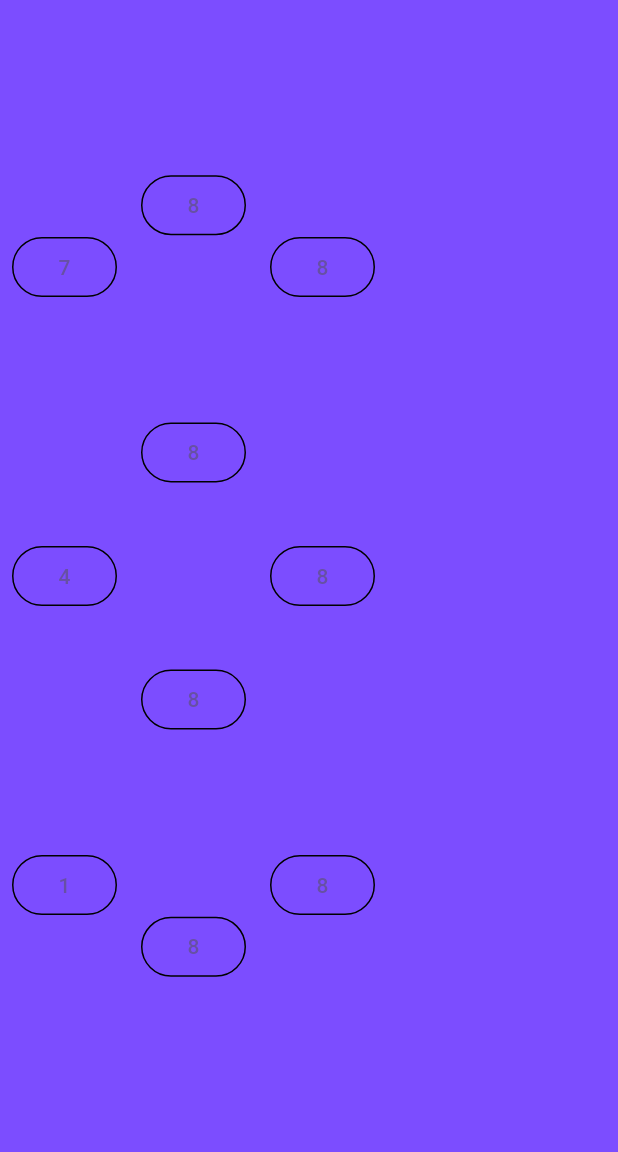
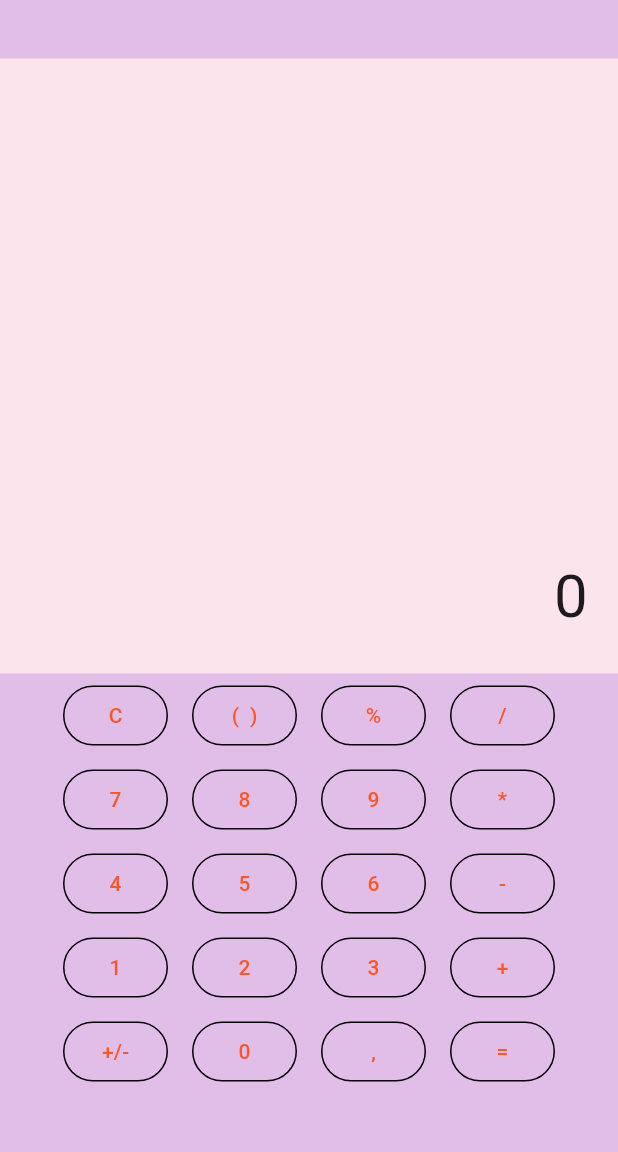
Before and after one commit to ebriONE/Calculator-app-v2, a Flutter app: the screen it shows after launch, on a phone screen of 412 x 824 dp, the part 84-1236 px from its top. Run offline on Flutter 3.47's test engine with Material 3 defaults, Android fonts, the phone set to English and light mode, and no system bars.

Commit message:
fourth commit

```diff
--- a/lib/main.dart
+++ b/lib/main.dart
@@ -1,183 +1,201 @@
 import 'package:flutter/material.dart';
 
 void main() {
-  runApp( MyApp());
+  runApp(const MyApp());
 }
 
-class MyApp extends StatelessWidget{
+class MyApp extends StatelessWidget {
+  const MyApp({Key? key});
+
   @override
-  Widget build(BuildContext context){
+  Widget build(BuildContext context) {
     return const MaterialApp(
       debugShowCheckedModeBanner: false,
       home: HomePage(),
     );
   }
-
 }
 
 class HomePage extends StatefulWidget {
-  const HomePage({super.key});
+  const HomePage({Key? key});
 
   @override
   State<HomePage> createState() => _MyAppState();
 }
 
 class _MyAppState extends State<HomePage> {
+
+  int valueOfTheNumber = 0;
+
   @override
-  Widget build(BuildContext context){
+  Widget build(BuildContext context) {
     return Scaffold(
       appBar: AppBar(
         title: const Text("Calculator"),
         centerTitle: false,
       ),
-        backgroundColor: Colors.deepPurpleAccent,
-        body:
+      backgroundColor: Colors.purple[100],
+      body: Column(
+        mainAxisAlignment: MainAxisAlignment.center,
+        children: [
+          SizedBox(
+            width: 450,
+            height: 410,
+            child: Padding(
+              padding: const EdgeInsets.all(0.0),
+              child: SizedBox(
+                width: 30,
+                child: Container(
+                  color: Colors.pink[50],
+                  child: Padding(
+                    padding: const EdgeInsets.fromLTRB(20.0,330.0,20.0,4.0),
+                    child: Text(
+                      "$valueOfTheNumber",
+                      textDirection: TextDirection.rtl,
+                      style: TextStyle(
+                        fontSize: 40.0
+                      ),
+                    ),
+                  ),
+                ),
+              ),
+            ),
+          ),
           Row(
+            mainAxisAlignment: MainAxisAlignment.center,
             children: [
-               Column(
-                 mainAxisAlignment: MainAxisAlignment.spaceEvenly,
-                 crossAxisAlignment: CrossAxisAlignment.start, children: [
-                   Padding(
+              buildButton("C", () {
+                setState(() {
+                  valueOfTheNumber = 0;
+                });
+              }),
+              buildButton("(  )", () {
+                //TODO add action
+              }),
+              buildButton("%", () {
+                //TODO add action
+              }),
+              buildButton("/", () {
+                //TODO add action
+              }),
+            ],
+          ),
+          Row(
+            mainAxisAlignment: MainAxisAlignment.center,
+            children: [
+              buildButton("7",() {
+                setState(() {
+                  valueOfTheNumber = 7;
+                });
+              }),
+              buildButton("8",() {
+                setState(() {
+                  valueOfTheNumber = 8;
+                });
+              }),
+              buildButton("9",() {
+                setState(() {
+                  valueOfTheNumber = 9;
+                });
+              }),
+              buildButton("*", () {
+                //TODO add action
+              }),
+            ],
+          ),
+          Row(
+            mainAxisAlignment: MainAxisAlignment.center,
+            children: [
+              buildButton("4",() {
+                setState(() {
+                  valueOfTheNumber = 4;
+                });
+              }),
+              buildButton("5",() {
+                setState(() {
+                  valueOfTheNumber = 5;
+                });
+              }),
+              buildButton("6",() {
+                setState(() {
+                  valueOfTheNumber = 6;
+                });
+              }),
+              buildButton("-", () {
+                //TODO add action
+              }),
+            ],
+          ),
+          Row(
+            mainAxisAlignment: MainAxisAlignment.center,
+            children: [
+              buildButton("1",() {
+                setState(() {
+                  valueOfTheNumber = 1;
+                });
+              }),
+              buildButton("2",() {
+                setState(() {
+                  valueOfTheNumber = 2;
+                });
+              }),
+              buildButton("3",() {
+                setState(() {
+                  valueOfTheNumber = 3;
+                });
+              }),
+              buildButton("+", () {
+                setState(() {
+                  //TODO add action
+                });
+              }),
+            ],
+          ),
+          Row(
+            mainAxisAlignment: MainAxisAlignment.center,
+            children: [
+              buildButton("+/-", () {
+                //TODO add action
+              }),
+              buildButton("0",() {
+                setState(() {
+                  valueOfTheNumber = 0;
+                });
+              }),
+              buildButton(",", () {
+                //TODO add action
+              }),
+              buildButton("=", () {
+                //TODO add action
+              }),
+            ],
+          ),
+          Row(
+            mainAxisAlignment: MainAxisAlignment.center,
+            children: [
+              //TODO add action
+            ],
+          )
+        ],
+      ),
+    );
+  }
+
+  Widget buildButton(String buttonText, VoidCallback onPressed) {
+    return Padding(
       padding: const EdgeInsets.all(8.0),
       child: SizedBox(
         width: 70,
         height: 40,
-                       child: TextButton(onPressed: (){},
+        child: TextButton(
+          onPressed: onPressed,
           style: TextButton.styleFrom(
-                          side: const BorderSide( width: 1.0)),
-                        child:  const Text("7"),
-                    ),),
+            side: const BorderSide(width: 1.0),
+            foregroundColor: Colors.deepOrange
           ),
-                Padding(
-                  padding: const EdgeInsets.all(8.0),
-                  child: SizedBox(
-                    width: 70,
-                    height: 40,
-                    child: TextButton(onPressed: (){},
-                        style: TextButton.styleFrom(
-                            side: const BorderSide(width: 1.0)),
-                        child: const Text("4")
+          child: Text(buttonText),
         ),
       ),
-                ),
-                Padding(
-                  padding: const EdgeInsets.fromLTRB(8.0,8.0,8.0,8.0),
-                  child: SizedBox(
-                    width: 70,
-                    height: 40,
-                    child: TextButton(onPressed: (){},
-                        style: TextButton.styleFrom(
-                          side: const BorderSide(width: 1.0)),
-                        child: const Text("1")),
-                    //end of first column
-                  ),
-                )]
-        ),
-              Column(
-               mainAxisAlignment: MainAxisAlignment.spaceEvenly,
-               crossAxisAlignment: CrossAxisAlignment.center,
-               children: [
-                 Padding(
-                   padding: const EdgeInsets.fromLTRB(8.0,8.0,8.0,8.0),
-                   child: SizedBox(
-                     width: 70,
-                     height: 40,
-                     child: TextButton(onPressed: (){},
-                         style: TextButton.styleFrom(
-                           side: const BorderSide(width: 1.0)
-                         ),
-                         child: const Text("8")
-                     ),
-                   ),
-                 ),
-                 Padding(
-                   padding: const EdgeInsets.fromLTRB(8.0,8.0,8.0,8.0),
-                   child: SizedBox(
-                     width: 70,
-                     height: 40,
-                     child: TextButton(onPressed: (){},
-                         style: TextButton.styleFrom(
-                             side: const BorderSide(width: 1.0)
-                         ),
-                         child: const Text("8")
-                     ),
-                   ),
-                 ),
-                 Padding(
-                   padding: const EdgeInsets.fromLTRB(8.0,8.0,8.0,8.0),
-                   child: SizedBox(
-                     width: 70,
-                     height: 40,
-                     child: TextButton(onPressed: (){},
-                         style: TextButton.styleFrom(
-                             side: const BorderSide(width: 1.0)
-                         ),
-                         child: const Text("8")
-                     ),
-                   ),
-                 ),
-                 Padding(
-                   padding: const EdgeInsets.fromLTRB(8.0,8.0,8.0,8.0),
-                   child: SizedBox(
-                     width: 70,
-                     height: 40,
-                     child: TextButton(onPressed: (){},
-                       style: TextButton.styleFrom(
-                         side: const BorderSide(width: 1.0)
-                       ),
-                         child: const Text("8"),
-                     ),
-                   ),
-                 )
-
-               ],
-              ),
-                 Column(
-                   mainAxisAlignment: MainAxisAlignment.spaceEvenly,
-                   crossAxisAlignment: CrossAxisAlignment.center,
-                   children: [
-                     Padding(
-                       padding: const EdgeInsets.fromLTRB(8.0,8.0,8.0,8.0),
-                       child: SizedBox(
-                         width: 70,
-                         height: 40,
-                         child: TextButton(onPressed: (){},
-                             style: TextButton.styleFrom(
-                                 side: const BorderSide(width: 1.0)
-                      ),
-                             child: const Text("8")
-                  ),
-                ),
-              ),
-                     Padding(
-                       padding: const EdgeInsets.fromLTRB(8.0,8.0,8.0,8.0),
-                       child: SizedBox(
-                         width: 70,
-                         height: 40,
-                         child: TextButton(onPressed: (){},
-                             style: TextButton.styleFrom(
-                                 side: const BorderSide(width: 1.0)
-                      ),
-                             child: const Text("8")
-                  ),
-                ),
-              ),
-                     Padding(
-                       padding: const EdgeInsets.fromLTRB(8.0,8.0,8.0,8.0),
-                       child: SizedBox(
-                         width: 70,
-                         height: 40,
-                         child: TextButton(onPressed: (){},
-                             style: TextButton.styleFrom(
-                                 side: const BorderSide(width: 1.0)
-                             ),
-                             child: const Text("8")
-                         ),
-                       ),
-                     )
-                   ],
-                 ),],
-           )
     );
   }
 }
```
Lines whose indentation alone changed are shown as unchanged.
